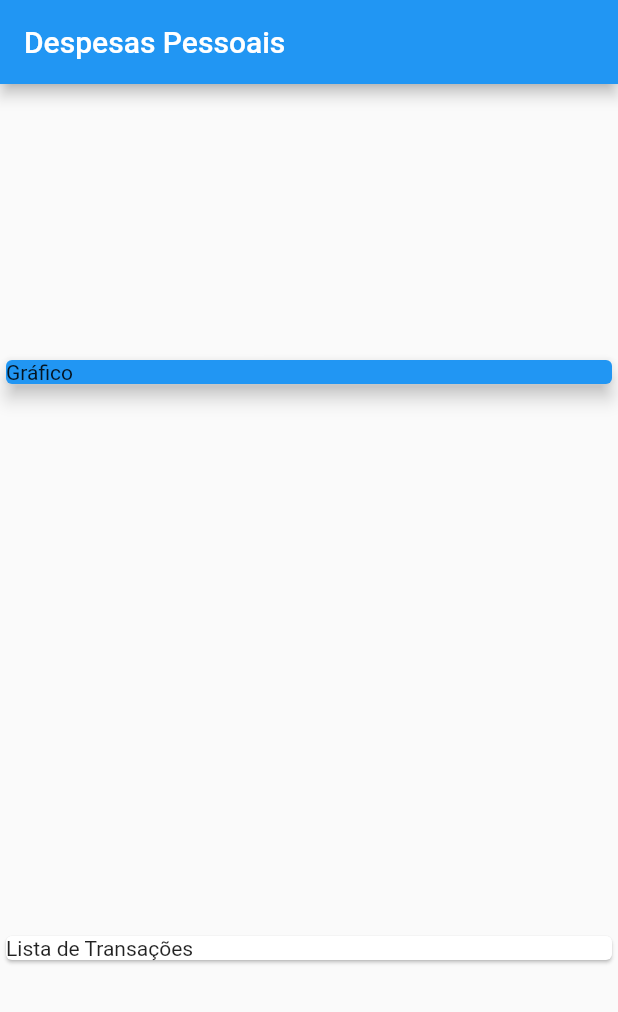
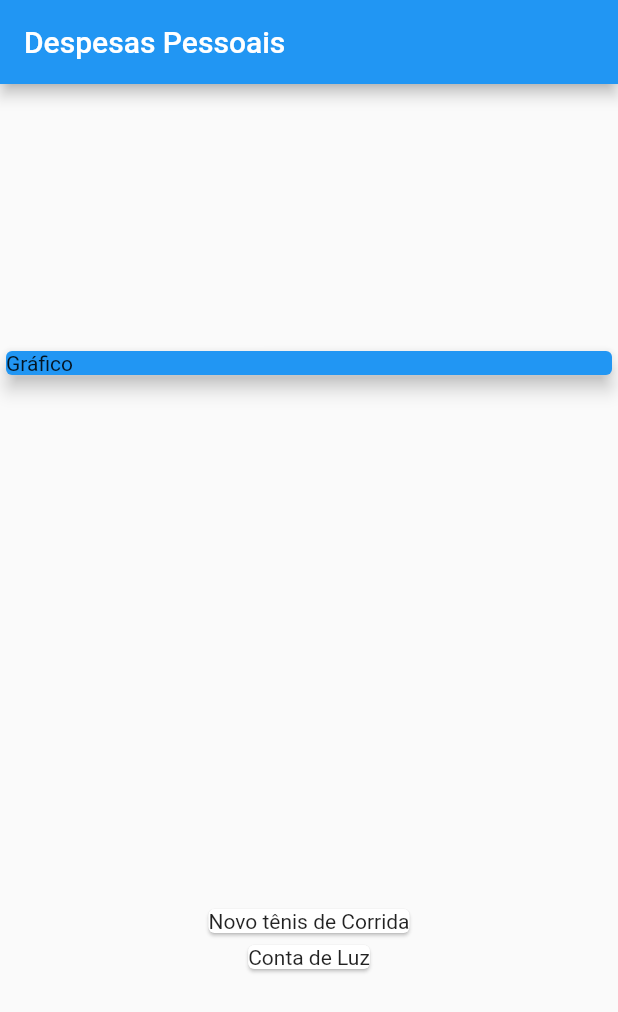
Before and after one commit to andrelgirao22/my-expenses, a Flutter app: the screen it shows after launch, on a phone screen of 412 x 824 dp. Shown: the top 1012 px of the screen. Run offline on Flutter 3.47's test engine with Material 2 defaults, Android fonts, the phone set to English and light mode, and no system bars.

Commit message:
adicionado elementos card e lista

```diff
--- a/lib/main.dart
+++ b/lib/main.dart
@@ -19,7 +19,7 @@ class MyHomePage extends StatelessWidget {
         value: 310.76,
         date: DateTime.now()),
     Transaction(
-        id: 't2', title: 'Conta de Luz', value: 211.30, date: DateTime.now())
+        id: 't2', title: 'Conta de Luz', value: 211.30, date: DateTime.now()),
   ];
 
   @override
@@ -39,8 +39,12 @@ class MyHomePage extends StatelessWidget {
               elevation: 5,
             ),
           ),
-          Card(
-            child: Text('Lista de Transações'),
+          Column(
+            children: _transations.map((tr) {
+              return Card(
+                child: Text(tr.title),
+              );
+            }).toList(),
           )
         ],
       ),
```
